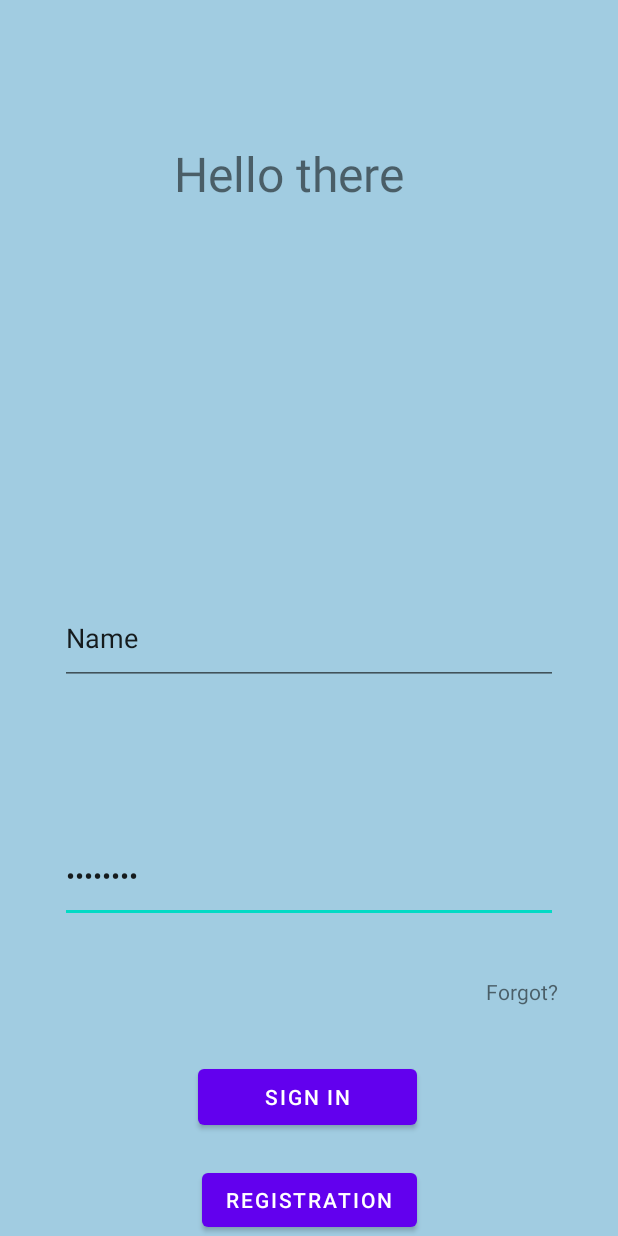
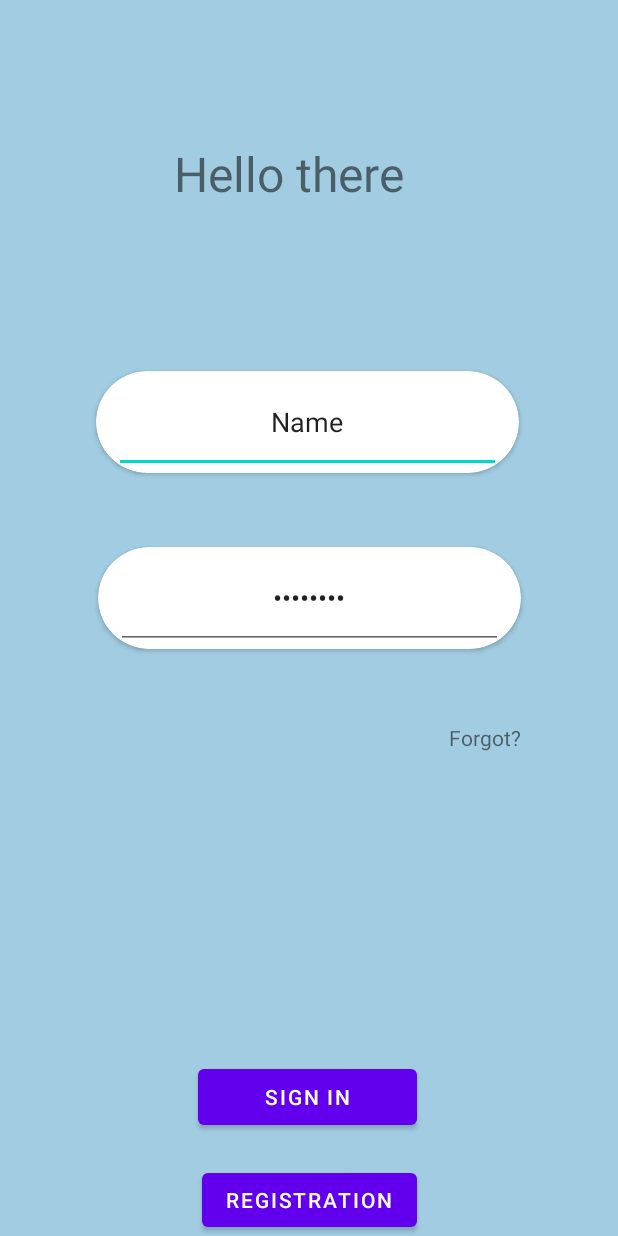
Before and after one commit to AnotherFinch/InstaClone, an Android app: the LoginActivity screen opened directly, with no data from a screen before it, on a phone screen of 412 x 824 dp. Run offline under Robolectric (Android 15) with nearby library versions, the phone set to English and light mode, and no system bars.

Commit message:
сделал контейнеры для логина и пароля

```diff
--- a/app/src/main/res/layout/activity_login.xml
+++ b/app/src/main/res/layout/activity_login.xml
@@ -29,39 +29,6 @@
         app:layout_constraintStart_toStartOf="parent"
         app:layout_constraintTop_toBottomOf="@+id/signInButton" />
 
-    <EditText
-        android:id="@+id/editTextTextPassword"
-        android:layout_width="0dp"
-        android:layout_height="62dp"
-        android:layout_marginStart="40dp"
-        android:layout_marginEnd="40dp"
-        android:ems="10"
-        android:inputType="textPassword"
-        android:text="password"
-        app:layout_constraintBottom_toTopOf="@+id/signInButton"
-        app:layout_constraintEnd_toEndOf="parent"
-        app:layout_constraintHorizontal_bias="0.0"
-        app:layout_constraintStart_toStartOf="parent"
-        app:layout_constraintTop_toBottomOf="@+id/editTextTextPersonName"
-        app:layout_constraintVertical_bias="0.513"
-        tools:ignore="SpeakableTextPresentCheck" />
-
-    <EditText
-        android:id="@+id/editTextTextPersonName"
-        android:layout_width="0dp"
-        android:layout_height="62dp"
-        android:layout_marginStart="40dp"
-        android:layout_marginEnd="40dp"
-        android:ems="10"
-        android:inputType="textPersonName"
-        android:text="Name"
-        app:layout_constraintBottom_toTopOf="@+id/signInButton"
-        app:layout_constraintEnd_toEndOf="parent"
-        app:layout_constraintHorizontal_bias="0.0"
-        app:layout_constraintStart_toStartOf="parent"
-        app:layout_constraintTop_toBottomOf="@+id/textView2"
-        app:layout_constraintVertical_bias="0.486" />
-
     <TextView
         android:id="@+id/textView2"
         android:layout_width="178dp"
@@ -82,8 +49,62 @@
         android:clickable="true"
         android:text="@string/forgot"
         app:layout_constraintBottom_toTopOf="@+id/signInButton"
-        app:layout_constraintEnd_toEndOf="@+id/editTextTextPassword"
-        app:layout_constraintTop_toBottomOf="@+id/editTextTextPassword"
+        app:layout_constraintEnd_toEndOf="parent"
+        app:layout_constraintHorizontal_bias="0.823"
+        app:layout_constraintStart_toStartOf="parent"
+        app:layout_constraintTop_toBottomOf="@+id/cardView2"
+        app:layout_constraintVertical_bias="0.193"
         tools:ignore="TouchTargetSizeCheck" />
 
+    <androidx.cardview.widget.CardView
+        android:id="@+id/cardView"
+        android:layout_width="282dp"
+        android:layout_height="68dp"
+        android:layout_marginTop="89dp"
+        app:cardCornerRadius="100dp"
+        app:layout_constraintBottom_toTopOf="@+id/signInButton"
+        app:layout_constraintEnd_toEndOf="parent"
+        app:layout_constraintHorizontal_bias="0.492"
+        app:layout_constraintStart_toStartOf="parent"
+        app:layout_constraintTop_toBottomOf="@+id/textView2"
+        app:layout_constraintVertical_bias="0.0">
+
+        <EditText
+            android:id="@+id/editTextTextPersonName"
+            android:layout_width="match_parent"
+            android:layout_height="match_parent"
+            android:layout_marginLeft="12dp"
+            android:layout_marginRight="12dp"
+            android:ems="10"
+            android:gravity="center"
+            android:inputType="textPersonName"
+            android:text="Name" />
+    </androidx.cardview.widget.CardView>
+
+    <androidx.cardview.widget.CardView
+        android:id="@+id/cardView2"
+        android:layout_width="282dp"
+        android:layout_height="68dp"
+        app:cardCornerRadius="100dp"
+        app:layout_constraintBottom_toTopOf="@+id/signInButton"
+        app:layout_constraintEnd_toEndOf="parent"
+        app:layout_constraintHorizontal_bias="0.503"
+        app:layout_constraintStart_toStartOf="parent"
+        app:layout_constraintTop_toBottomOf="@+id/cardView"
+        app:layout_constraintVertical_bias="0.152">
+
+        <EditText
+            android:id="@+id/editTextTextPassword"
+            android:layout_width="match_parent"
+            android:layout_height="match_parent"
+            android:layout_gravity="center"
+            android:layout_marginLeft="12dp"
+            android:layout_marginRight="12dp"
+            android:ems="10"
+            android:gravity="center"
+            android:inputType="textPassword"
+            android:text="password"
+            tools:ignore="SpeakableTextPresentCheck" />
+    </androidx.cardview.widget.CardView>
+
 </androidx.constraintlayout.widget.ConstraintLayout>
```
